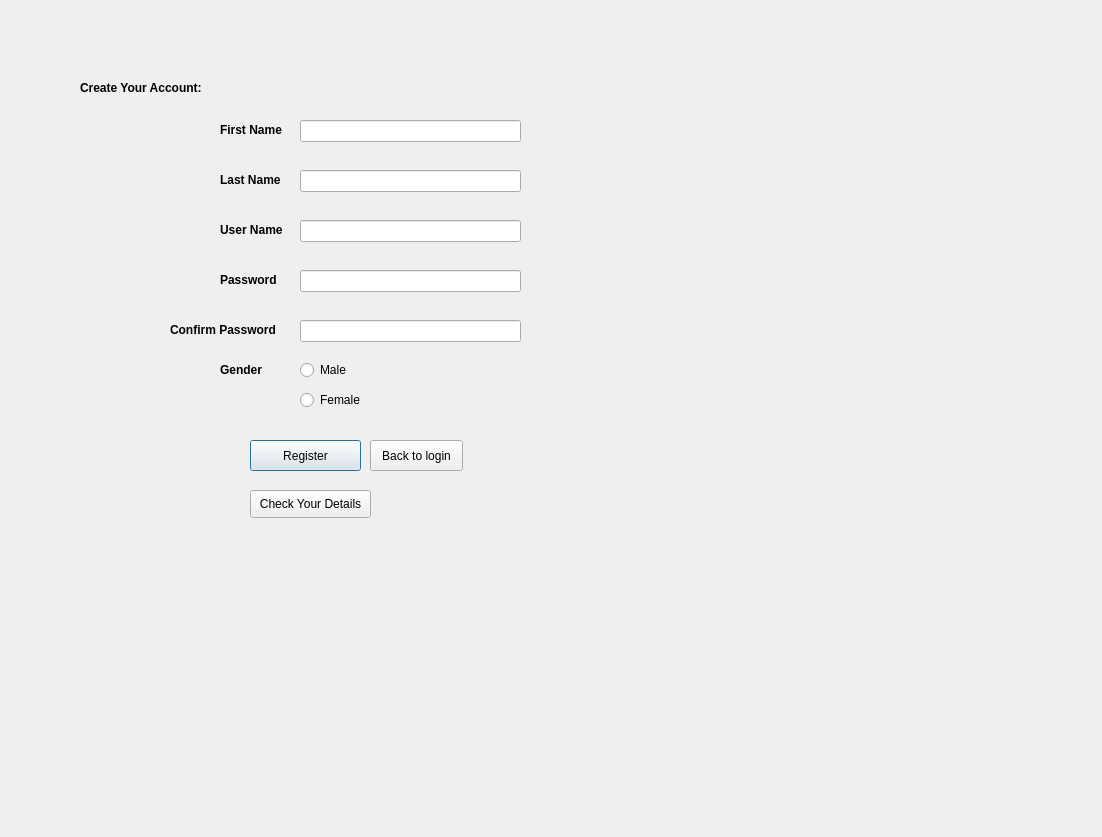
The window that register.ui (Vishwanath98/Visionary) describes before a commit, drawn with Qt 5.
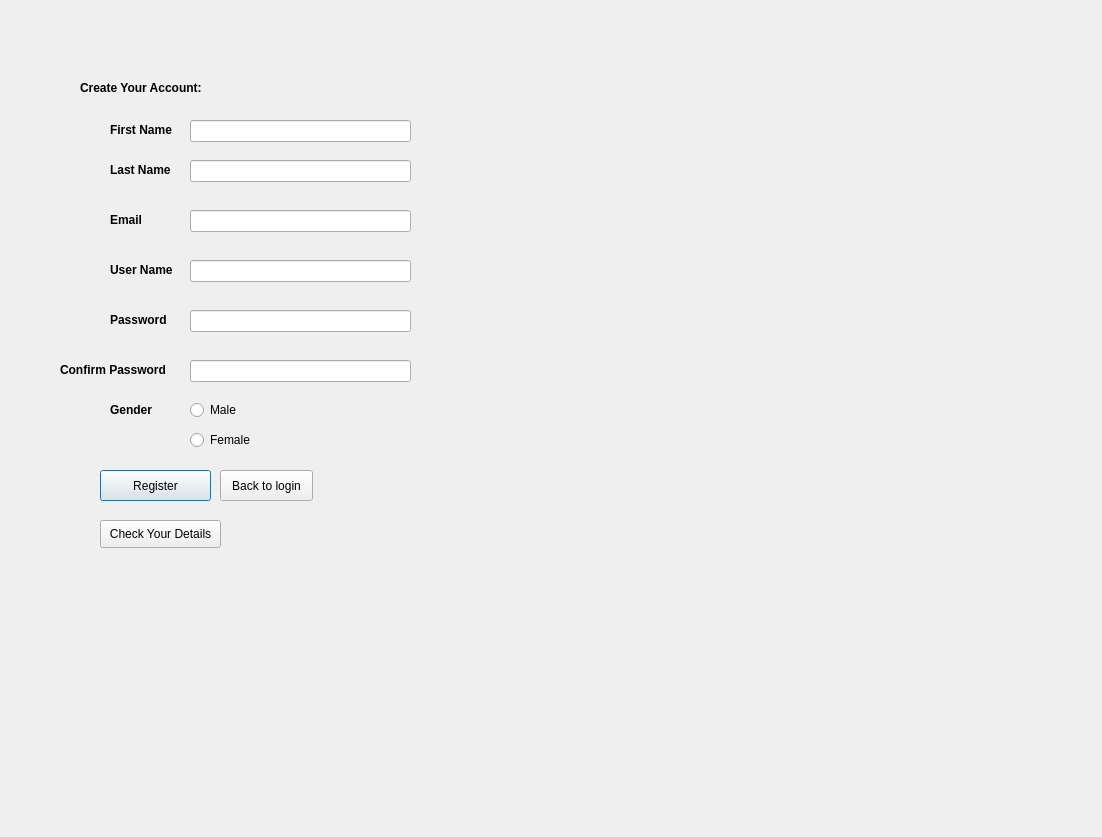
The same window after the commit.

What changed in the file:
```diff
--- a/register.ui
+++ b/register.ui
@@ -35,7 +35,7 @@
   <widget class="QLabel" name="label_2">
    <property name="geometry">
     <rect>
-     <x>220</x>
+     <x>110</x>
      <y>120</y>
      <width>71</width>
      <height>20</height>
@@ -54,7 +54,7 @@
   <widget class="QLineEdit" name="first_name">
    <property name="geometry">
     <rect>
-     <x>300</x>
+     <x>190</x>
      <y>120</y>
      <width>221</width>
      <height>22</height>
@@ -67,8 +67,8 @@
   <widget class="QLabel" name="label_3">
    <property name="geometry">
     <rect>
-     <x>220</x>
-     <y>170</y>
+     <x>110</x>
+     <y>160</y>
      <width>71</width>
      <height>20</height>
     </rect>
@@ -86,8 +86,8 @@
   <widget class="QLineEdit" name="last_name">
    <property name="geometry">
     <rect>
-     <x>300</x>
-     <y>170</y>
+     <x>190</x>
+     <y>160</y>
      <width>221</width>
      <height>22</height>
     </rect>
@@ -99,8 +99,8 @@
   <widget class="QLineEdit" name="user_name">
    <property name="geometry">
     <rect>
-     <x>300</x>
-     <y>220</y>
+     <x>190</x>
+     <y>260</y>
      <width>221</width>
      <height>22</height>
     </rect>
@@ -112,8 +112,8 @@
   <widget class="QLabel" name="label_4">
    <property name="geometry">
     <rect>
-     <x>220</x>
-     <y>220</y>
+     <x>110</x>
+     <y>260</y>
      <width>71</width>
      <height>20</height>
     </rect>
@@ -131,8 +131,8 @@
   <widget class="QLineEdit" name="password">
    <property name="geometry">
     <rect>
-     <x>300</x>
-     <y>270</y>
+     <x>190</x>
+     <y>310</y>
      <width>221</width>
      <height>22</height>
     </rect>
@@ -144,8 +144,8 @@
   <widget class="QLabel" name="label_5">
    <property name="geometry">
     <rect>
-     <x>220</x>
-     <y>270</y>
+     <x>110</x>
+     <y>310</y>
      <width>71</width>
      <height>20</height>
     </rect>
@@ -163,8 +163,8 @@
   <widget class="QLineEdit" name="confirm_pass">
    <property name="geometry">
     <rect>
-     <x>300</x>
-     <y>320</y>
+     <x>190</x>
+     <y>360</y>
      <width>221</width>
      <height>22</height>
     </rect>
@@ -176,8 +176,8 @@
   <widget class="QLabel" name="label_6">
    <property name="geometry">
     <rect>
-     <x>170</x>
-     <y>320</y>
+     <x>60</x>
+     <y>360</y>
      <width>121</width>
      <height>20</height>
     </rect>
@@ -195,8 +195,8 @@
   <widget class="QLabel" name="label_7">
    <property name="geometry">
     <rect>
-     <x>220</x>
-     <y>360</y>
+     <x>110</x>
+     <y>400</y>
      <width>71</width>
      <height>20</height>
     </rect>
@@ -214,8 +214,8 @@
   <widget class="QRadioButton" name="radioButton">
    <property name="geometry">
     <rect>
-     <x>300</x>
-     <y>360</y>
+     <x>190</x>
+     <y>400</y>
      <width>95</width>
      <height>20</height>
     </rect>
@@ -227,8 +227,8 @@
   <widget class="QRadioButton" name="radioButton_2">
    <property name="geometry">
     <rect>
-     <x>300</x>
-     <y>390</y>
+     <x>190</x>
+     <y>430</y>
      <width>95</width>
      <height>20</height>
     </rect>
@@ -240,8 +240,8 @@
   <widget class="QPushButton" name="register_button">
    <property name="geometry">
     <rect>
-     <x>250</x>
-     <y>440</y>
+     <x>100</x>
+     <y>470</y>
      <width>111</width>
      <height>31</height>
     </rect>
@@ -253,8 +253,8 @@
   <widget class="QPushButton" name="show_button">
    <property name="geometry">
     <rect>
-     <x>250</x>
-     <y>490</y>
+     <x>100</x>
+     <y>520</y>
      <width>121</width>
      <height>28</height>
     </rect>
@@ -266,8 +266,8 @@
   <widget class="QPushButton" name="back_button">
    <property name="geometry">
     <rect>
-     <x>370</x>
-     <y>440</y>
+     <x>220</x>
+     <y>470</y>
      <width>93</width>
      <height>31</height>
     </rect>
@@ -276,6 +276,38 @@
     <string>Back to login</string>
    </property>
   </widget>
+  <widget class="QLabel" name="label_8">
+   <property name="geometry">
+    <rect>
+     <x>110</x>
+     <y>210</y>
+     <width>71</width>
+     <height>20</height>
+    </rect>
+   </property>
+   <property name="font">
+    <font>
+     <weight>75</weight>
+     <bold>true</bold>
+    </font>
+   </property>
+   <property name="text">
+    <string>Email</string>
+   </property>
+  </widget>
+  <widget class="QLineEdit" name="email">
+   <property name="geometry">
+    <rect>
+     <x>190</x>
+     <y>210</y>
+     <width>221</width>
+     <height>22</height>
+    </rect>
+   </property>
+   <property name="text">
+    <string/>
+   </property>
+  </widget>
  </widget>
  <resources/>
  <connections/>
```
